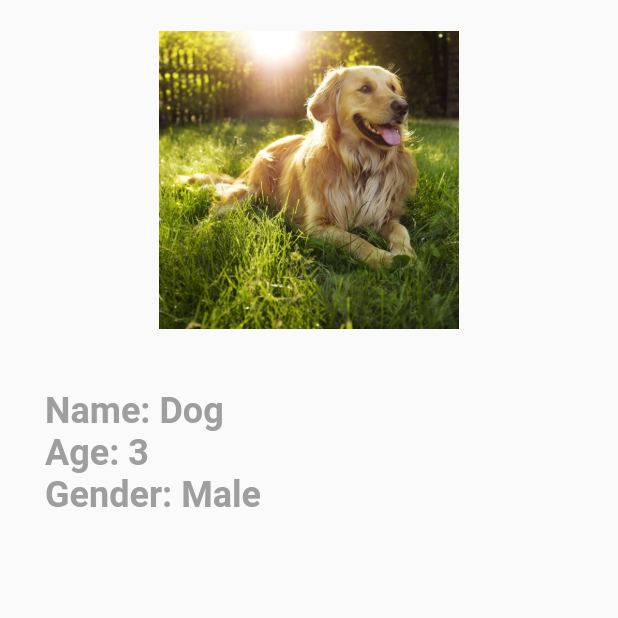
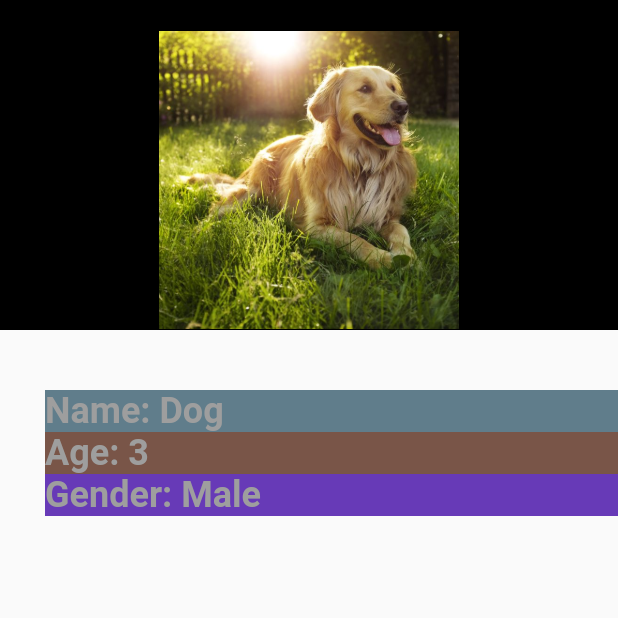
Before and after one commit to amaghrabi7/animals_flutter_app, a Flutter app: the screen it shows after launch, on a phone screen of 412 x 824 dp, the top half of it. Run offline on Flutter 3.47's test engine with Material 2 defaults, Android fonts, the phone set to English and light mode, and no system bars.

Commit message:
did the decoration section

```diff
--- a/lib/main.dart
+++ b/lib/main.dart
@@ -19,6 +19,7 @@ class MyApp extends StatelessWidget {
             crossAxisAlignment: CrossAxisAlignment.center,
             children: [
               Container(
+                  color: Colors.black,
                   alignment: Alignment.center,
                   padding: EdgeInsets.only(
                     top: 20,
@@ -26,6 +27,7 @@ class MyApp extends StatelessWidget {
                   child: Image.asset("assets/images/dog.jpeg",
                       height: 200, width: 200)),
               Container(
+                color: Colors.blueGrey,
                 alignment: Alignment.centerLeft,
                 margin: EdgeInsets.only(top: 40, left: 30),
                 child: Text(
@@ -37,6 +39,7 @@ class MyApp extends StatelessWidget {
                 ),
               ),
               Container(
+                color: Colors.brown,
                 alignment: Alignment.centerLeft,
                 margin: EdgeInsets.only(left: 30),
                 child: Text(
@@ -48,6 +51,7 @@ class MyApp extends StatelessWidget {
                 ),
               ),
               Container(
+                color: Colors.deepPurple,
                 alignment: Alignment.centerLeft,
                 margin: EdgeInsets.only(left: 30),
                 child: Text(
```
